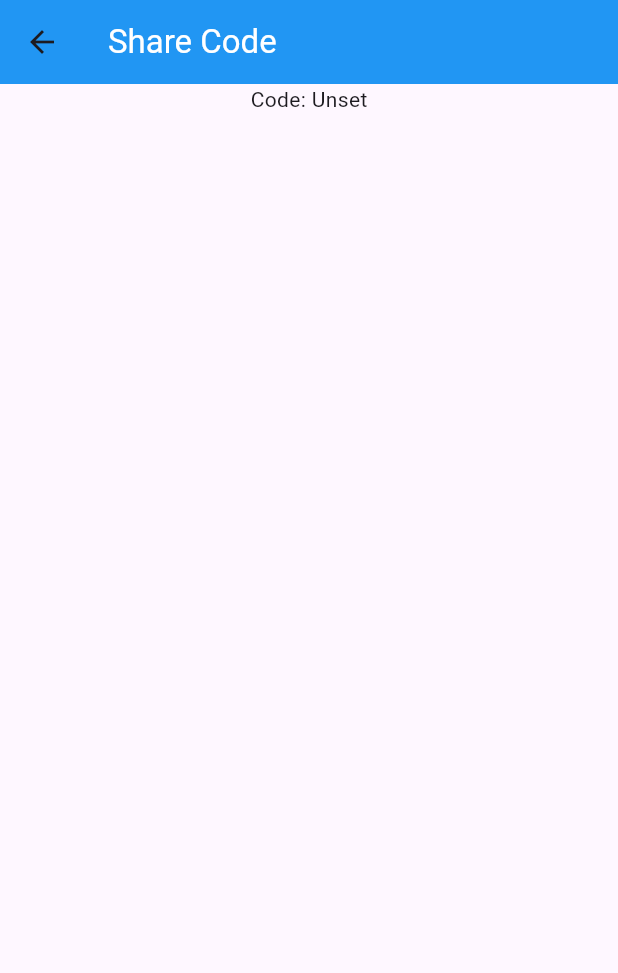
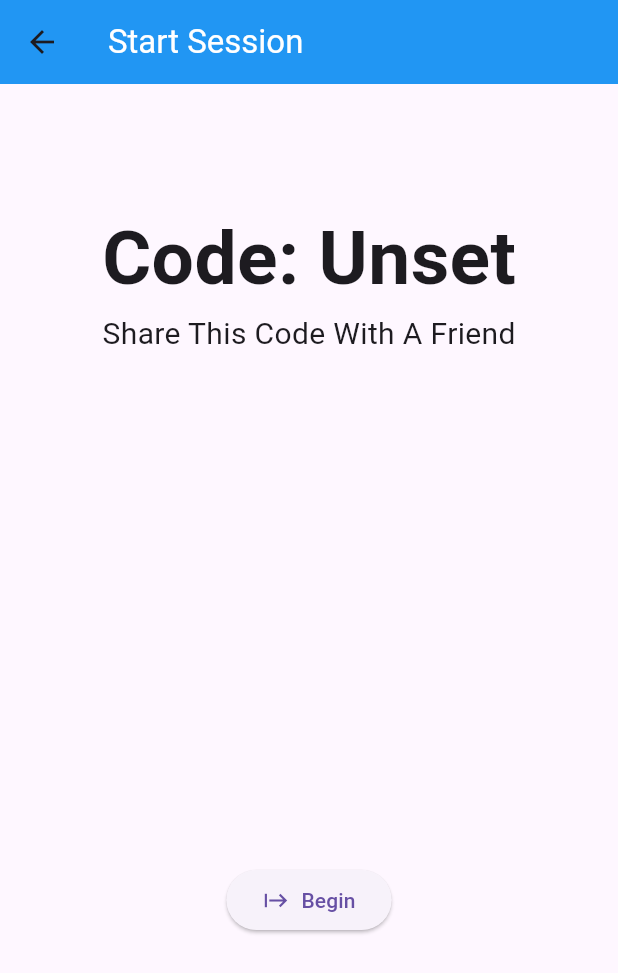
Before and after one commit to king0567/flutterProject-9135, a Flutter app: the screen it shows after launch, after a tap on "Start Session", on a phone screen of 412 x 824 dp. Shown: the top 973 px of the screen. Run offline on Flutter 3.47's test engine with Material 3 defaults, Android fonts, the phone set to English and light mode, and no system bars; our stand-ins replace device_info_plus, shared_preferences; missing offline and left inert: android_id; network calls fail.

Commit message:
verification and flow to movie select screen created

```diff
--- a/lib/screens/share_code_screen.dart
+++ b/lib/screens/share_code_screen.dart
@@ -18,6 +18,7 @@ class ShareCodeScreen extends StatefulWidget {
 
 class _ShareCodeScreenState extends State<ShareCodeScreen> {
   String code = "Unset";
+  bool dataStored = false;
 
   @override
   void initState() {
@@ -30,14 +31,48 @@ class _ShareCodeScreenState extends State<ShareCodeScreen> {
     return Scaffold(
         appBar: AppBar(
           title: Text(
-            'Share Code',
+            'Start Session',
             style: TextStyle(color: Colors.white),
           ),
           backgroundColor: Colors.blue,
         ),
         body: Center(
-          child: Column(
-            children: [Text('Code: $code')],
+          child: Padding(
+            padding: const EdgeInsets.only(
+                top: 80.0, bottom: 200.0, left: 8.0, right: 8.0),
+            child: Column(
+              children: [
+                Column(
+                  children: [
+                    Text(
+                      'Code: $code',
+                      style: TextStyle(
+                          fontSize: 50.0, fontWeight: FontWeight.w600),
+                    ),
+                    Text(
+                      'Share This Code With A Friend',
+                      style: TextStyle(fontSize: 20.0),
+                    )
+                  ],
+                ),
+                Spacer(),
+                ElevatedButton(
+                    onPressed: () {
+                      if (dataStored) {
+                        Navigator.push(
+                            context,
+                            MaterialPageRoute(
+                              builder: (context) => MovieSelectionScreen(),
+                            ));
+                      }
+                    },
+                    child: const Row(mainAxisSize: MainAxisSize.min, children: [
+                      Icon(Icons.start),
+                      SizedBox(width: 8),
+                      Text("Begin")
+                    ]))
+              ],
+            ),
           ),
         ));
   }
@@ -59,7 +94,10 @@ class _ShareCodeScreenState extends State<ShareCodeScreen> {
       });
 
       await sharedPreferencesSave(response['body']['data']['session_id']);
-    } else {}
+      setState(() {
+        dataStored = true;
+      });
+    }
   }
 
   Future<void> sharedPreferencesSave(String sessionId) async {
--- a/lib/screens/welcome_screen.dart
+++ b/lib/screens/welcome_screen.dart
@@ -54,7 +54,7 @@ class _WelcomeScreenState extends State<WelcomeScreen> {
                       builder: (context) => EnterCodeScreen(),
                     ));
               },
-              child: Text('Enter Code'),
+              child: Text('Join Session'),
             )
           ],
         ),
```
Also changed, not shown: lib/screens/enter_code_screen.dart (+10 -3 lines).
